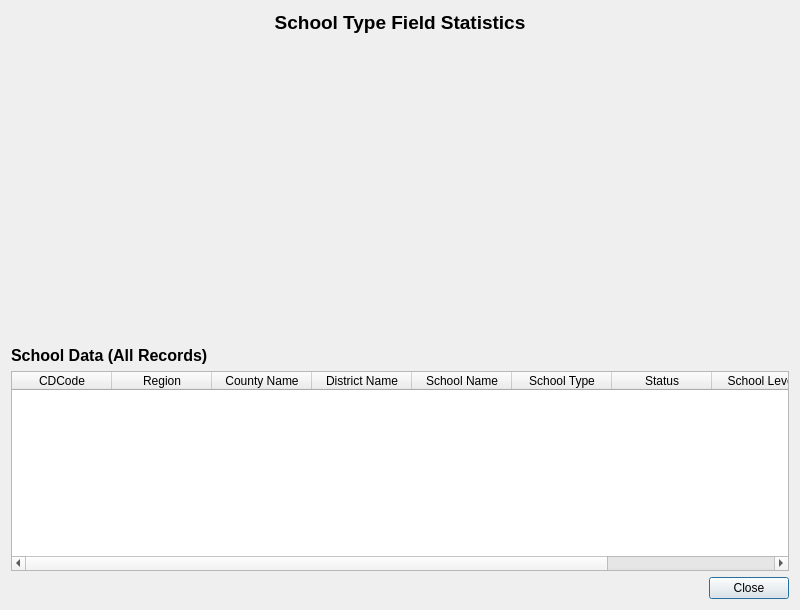
Before: the Qt Designer form graph_layer_dialog_base.ui in adtorres1987/graph_layer, drawn with Qt 5.
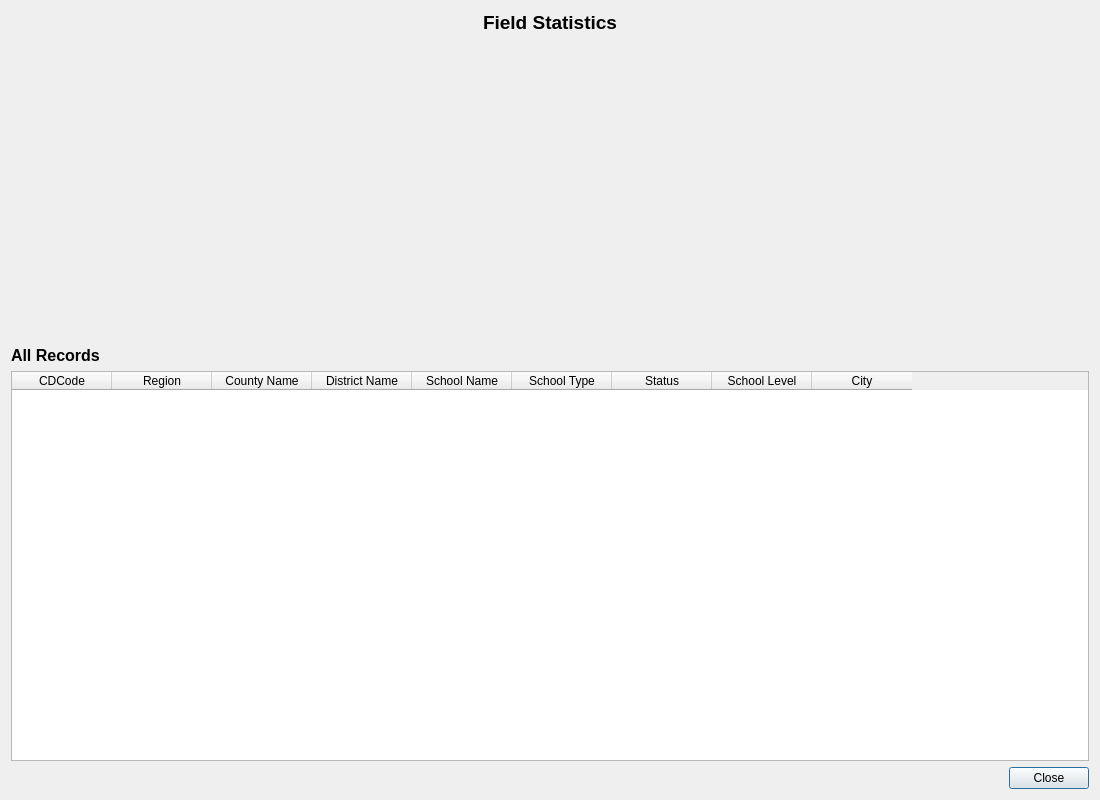
After: the same form once the commit is applied.

Commit message: Update to read different layers and graph data that have occurrences.

Diff of the .ui file:
```diff
--- a/graph_layer_dialog_base.ui
+++ b/graph_layer_dialog_base.ui
@@ -5,8 +5,8 @@
    <rect>
     <x>0</x>
     <y>0</y>
-    <width>800</width>
-    <height>600</height>
+    <width>1100</width>
+    <height>800</height>
    </rect>
   </property>
   <property name="windowTitle" >
@@ -16,7 +16,7 @@
    <item>
     <widget class="QLabel" name="label_title">
      <property name="text">
-      <string>School Type Field Statistics</string>
+      <string>Field Statistics</string>
      </property>
      <property name="alignment">
       <set>Qt::AlignCenter</set>
@@ -43,7 +43,7 @@
    <item>
     <widget class="QLabel" name="label_table">
      <property name="text">
-      <string>School Data (All Records)</string>
+      <string>All Records</string>
      </property>
      <property name="font">
       <font>
```
Left out of the diff: 2 changed lines with no effect on the pictures. The commit also changes 4 other files.
